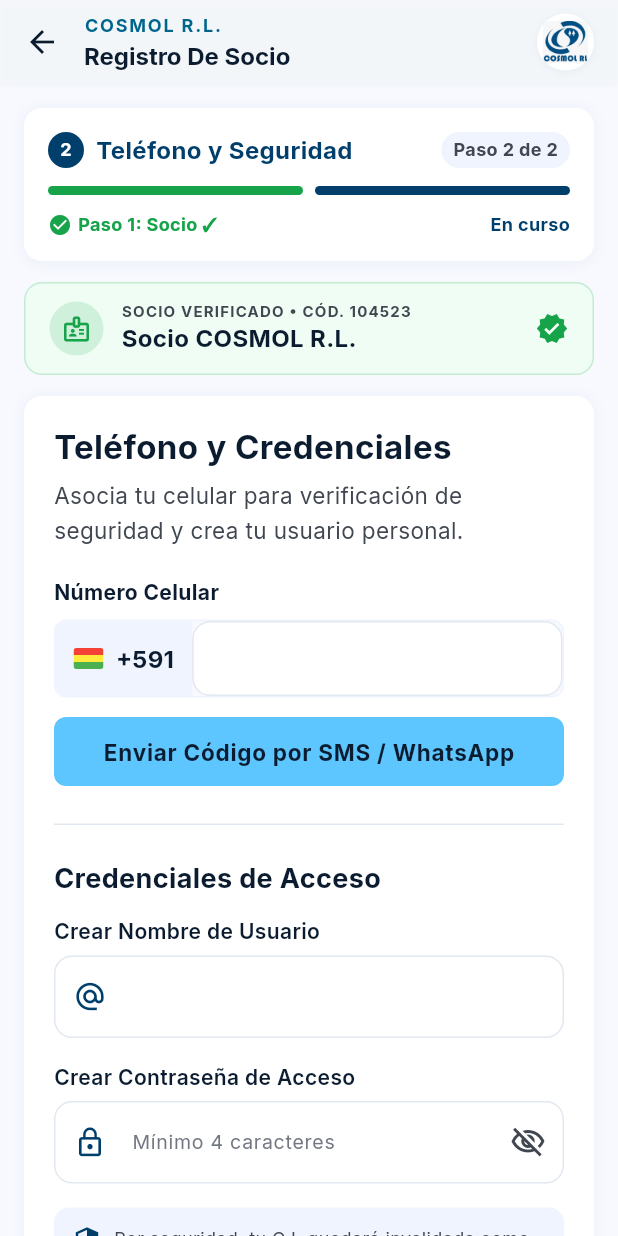
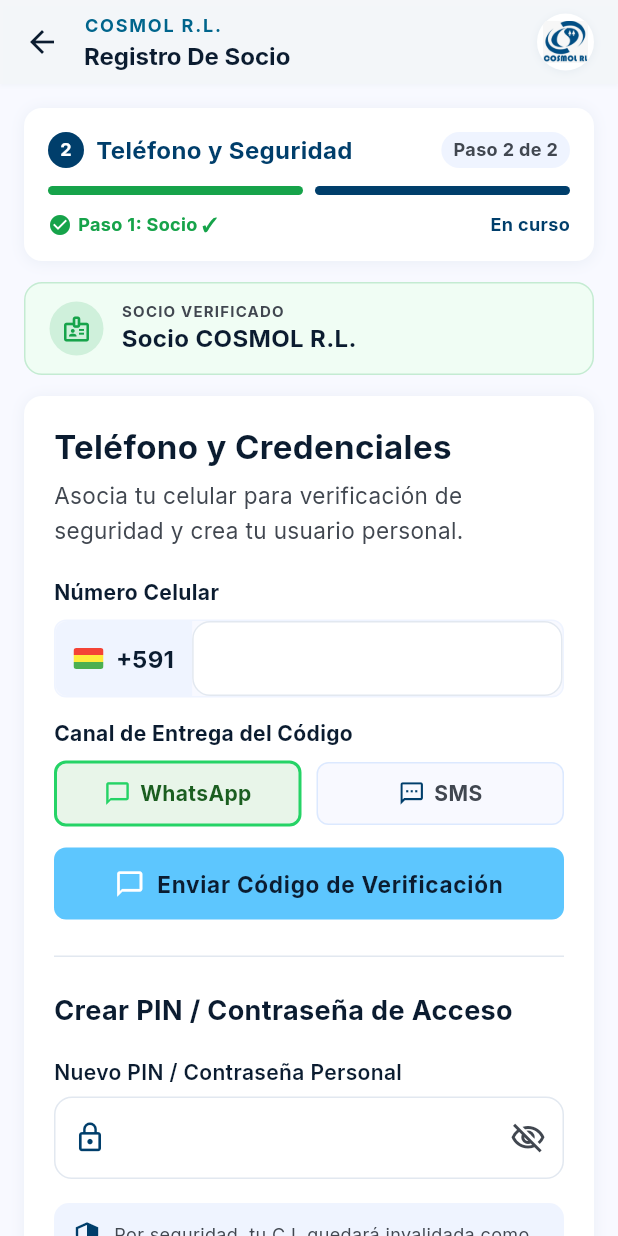
Before and after one commit to FabiannCS/COSMOL-app, a Flutter app: the OnboardingStep2Screen screen opened by its route, on a phone screen of 412 x 824 dp. Run offline on Flutter 3.47's test engine with Material 3 defaults, Android fonts, the phone set to English and light mode, and no system bars; our stand-ins replace device_info_plus, dio, flutter_riverpod, flutter_secure_storage, go_router, google_fonts and 1 more; accounts and stored records are empty.

Commit message:
Creacion de la vista del login y registro en dos pasos refactorizada

```diff
--- a/frontend/lib/features/auth/data/datasources/auth_remote_datasource.dart
+++ b/frontend/lib/features/auth/data/datasources/auth_remote_datasource.dart
@@ -46,9 +46,9 @@
       final response = await _dio.post(
         '/autenticacion/solicitar-otp',
         data: {
-          'cod_socio': codSocio.isNotEmpty ? codSocio : '104523',
+          'cod_socio': codSocio.trim(),
           'telefono': telefono.startsWith('+591') ? telefono : '+591$telefono',
-          'canal': canal,
+          'canal': canal.trim().toUpperCase(),
         },
       );
       return OtpResponseModel.fromJson(response.data);
--- a/frontend/lib/features/auth/presentation/providers/onboarding_provider.dart
+++ b/frontend/lib/features/auth/presentation/providers/onboarding_provider.dart
@@ -226,14 +226,21 @@
       );
       return false;
     }
+    if (state.codSocio.isEmpty) {
+      state = state.copyWith(
+        errorMessage: 'Debe validar su Código de Socio primero.',
+      );
+      return false;
+    }
 
     state = state.copyWith(isLoading: true, errorMessage: null);
 
     try {
+      final canalNormalizado = state.canal.toUpperCase().contains('SMS') ? 'SMS' : 'WHATSAPP';
       final response = await _repository.solicitarOtp(
-        codSocio: state.codSocio.isNotEmpty ? state.codSocio : '104523',
+        codSocio: state.codSocio,
         telefono: cleanPhone,
-        canal: state.canal,
+        canal: canalNormalizado,
       );
 
       _startTimer();
@@ -321,8 +328,8 @@
 
   /// Paso 2.3: Completar registro de credenciales
   Future<bool> completarRegistro({
-    required String username,
     required String password,
+    String? username,
   }) async {
     if (!state.otpVerified && state.tokenOtpValido == null) {
       state = state.copyWith(
@@ -330,22 +337,22 @@
       );
       return false;
     }
-    if (username.trim().isEmpty) {
-      state = state.copyWith(errorMessage: 'Ingrese un nombre de usuario.');
-      return false;
-    }
     if (password.trim().length < 4) {
       state = state.copyWith(
-        errorMessage: 'La contraseña debe tener al menos 4 caracteres.',
+        errorMessage: 'La contraseña o PIN debe tener al menos 4 caracteres.',
       );
       return false;
     }
 
+    final finalUsername = (username != null && username.trim().isNotEmpty)
+        ? username.trim()
+        : state.codSocio;
+
     state = state.copyWith(
       isLoading: true,
       errorMessage: null,
-      username: username,
-      password: password,
+      username: finalUsername,
+      password: password.trim(),
     );
 
     final cleanPhone = state.telefono.replaceAll(' ', '').trim();
@@ -356,10 +363,10 @@
         request: RegisterCredentialsRequestModel(
           telefono: cleanPhone,
           tokenOtpValido: token,
-          nuevoPin: password,
+          nuevoPin: password.trim(),
           codSocio: state.codSocio,
           ci: state.ci,
-          username: username,
+          username: finalUsername,
         ),
       );
 
--- a/frontend/lib/features/auth/presentation/screens/login_screen.dart
+++ b/frontend/lib/features/auth/presentation/screens/login_screen.dart
@@ -124,16 +124,16 @@
                       child: Column(
                         crossAxisAlignment: CrossAxisAlignment.stretch,
                         children: [
-                          // Campo 1: Usuario / Código de Socio
+                          // Campo 1: Código de Socio
                           CosmolTextField(
-                            label: 'Usuario',
-                            hint: 'Ingrese su Usuario',
+                            label: 'Código de Socio',
+                            hint: 'Ej: 540, 104523',
                             controller: _socioCodeController,
-                            keyboardType: TextInputType.text,
+                            keyboardType: TextInputType.number,
                             prefixIcon: Icons.badge_outlined,
                             validator: (val) {
                               if (val == null || val.trim().isEmpty) {
-                                return 'Ingrese su Usuario o Código de Socio';
+                                return 'Ingrese su Código de Socio';
                               }
                               return null;
                             },
--- a/frontend/lib/features/auth/presentation/screens/onboarding_step2_screen.dart
+++ b/frontend/lib/features/auth/presentation/screens/onboarding_step2_screen.dart
@@ -23,7 +23,6 @@
 class _OnboardingStep2ScreenState extends ConsumerState<OnboardingStep2Screen> {
   final _formKey = GlobalKey<FormState>();
   final _phoneController = TextEditingController();
-  final _usernameController = TextEditingController();
   final _passwordController = TextEditingController();
   String _enteredOtp = '';
 
@@ -40,7 +39,6 @@
   @override
   void dispose() {
     _phoneController.dispose();
-    _usernameController.dispose();
     _passwordController.dispose();
     super.dispose();
   }
@@ -78,7 +76,6 @@
     }
 
     final success = await notifier.completarRegistro(
-      username: _usernameController.text.trim(),
       password: _passwordController.text.trim(),
     );
 
@@ -121,7 +118,7 @@
                 borderRadius: BorderRadius.circular(8),
               ),
               child: Text(
-                'Tu C.I. ha sido deshabilitada como clave. A partir de ahora ingresa con tu usuario o Código de Socio y tu contraseña personal.',
+                'Tu C.I. ha sido deshabilitada como clave. A partir de ahora ingresa con tu Código de Socio y tu nuevo PIN personal.',
                 style: AppTextStyles.caption.copyWith(
                   color: AppColors.primary,
                   fontWeight: FontWeight.w600,
@@ -301,10 +298,139 @@
             PhoneInputField(
               controller: _phoneController,
             ),
-            const SizedBox(height: 12),
+            const SizedBox(height: 14),
 
-            ElevatedButton(
+            // Selector de Canal Dual (WhatsApp / SMS)
+            Text(
+              'Canal de Entrega del Código',
+              style: AppTextStyles.subtitle2.copyWith(
+                color: AppColors.textPrimary,
+                fontWeight: FontWeight.bold,
+              ),
+            ),
+            const SizedBox(height: 8),
+            Row(
+              children: [
+                Expanded(
+                  child: InkWell(
+                    onTap: state.isLoading
+                        ? null
+                        : () {
+                            ref
+                                .read(onboardingProvider.notifier)
+                                .setCanal('WHATSAPP');
+                          },
+                    borderRadius: BorderRadius.circular(8),
+                    child: Container(
+                      padding: const EdgeInsets.symmetric(
+                          vertical: 10, horizontal: 12),
+                      decoration: BoxDecoration(
+                        color: (state.canal.toUpperCase().contains('WHATSAPP') ||
+                                state.canal == 'WhatsApp')
+                            ? const Color(0xFFE8F5E9)
+                            : AppColors.lightBackground,
+                        borderRadius: BorderRadius.circular(8),
+                        border: Border.all(
+                          color: (state.canal.toUpperCase().contains('WHATSAPP') ||
+                                  state.canal == 'WhatsApp')
+                              ? const Color(0xFF25D366)
+                              : AppColors.surfaceContainerHigh,
+                          width: (state.canal.toUpperCase().contains('WHATSAPP') ||
+                                  state.canal == 'WhatsApp')
+                              ? 2
+                              : 1,
+                        ),
+                      ),
+                      child: Row(
+                        mainAxisAlignment: MainAxisAlignment.center,
+                        children: [
+                          const Icon(Icons.chat_bubble_outline,
+                              color: Color(0xFF25D366), size: 18),
+                          const SizedBox(width: 6),
+                          Text(
+                            'WhatsApp',
+                            style: AppTextStyles.subtitle2.copyWith(
+                              fontWeight: FontWeight.bold,
+                              color: (state.canal
+                                          .toUpperCase()
+                                          .contains('WHATSAPP') ||
+                                      state.canal == 'WhatsApp')
+                                  ? const Color(0xFF1B5E20)
+                                  : AppColors.textSecondary,
+                            ),
+                          ),
+                        ],
+                      ),
+                    ),
+                  ),
+                ),
+                const SizedBox(width: 10),
+                Expanded(
+                  child: InkWell(
+                    onTap: state.isLoading
+                        ? null
+                        : () {
+                            ref
+                                .read(onboardingProvider.notifier)
+                                .setCanal('SMS');
+                          },
+                    borderRadius: BorderRadius.circular(8),
+                    child: Container(
+                      padding: const EdgeInsets.symmetric(
+                          vertical: 10, horizontal: 12),
+                      decoration: BoxDecoration(
+                        color: state.canal.toUpperCase() == 'SMS'
+                            ? const Color(0xFFE1F5FE)
+                            : AppColors.lightBackground,
+                        borderRadius: BorderRadius.circular(8),
+                        border: Border.all(
+                          color: state.canal.toUpperCase() == 'SMS'
+                              ? AppColors.primary
+                              : AppColors.surfaceContainerHigh,
+                          width: state.canal.toUpperCase() == 'SMS' ? 2 : 1,
+                        ),
+                      ),
+                      child: Row(
+                        mainAxisAlignment: MainAxisAlignment.center,
+                        children: [
+                          const Icon(Icons.sms_outlined,
+                              color: AppColors.primary, size: 18),
+                          const SizedBox(width: 6),
+                          Text(
+                            'SMS',
+                            style: AppTextStyles.subtitle2.copyWith(
+                              fontWeight: FontWeight.bold,
+                              color: state.canal.toUpperCase() == 'SMS'
+                                  ? AppColors.primary
+                                  : AppColors.textSecondary,
+                            ),
+                          ),
+                        ],
+                      ),
+                    ),
+                  ),
+                ),
+              ],
+            ),
+            const SizedBox(height: 14),
+
+            ElevatedButton.icon(
               onPressed: state.isLoading ? null : _handleSendCode,
+              icon: Icon(
+                state.canal.toUpperCase() == 'SMS'
+                    ? Icons.sms_outlined
+                    : Icons.chat_bubble_outline,
+                size: 20,
+              ),
+              label: Text(
+                state.otpSent
+                    ? 'Código Enviado por ${state.canal}'
+                    : 'Enviar Código de Verificación',
+                style: AppTextStyles.button.copyWith(
+                  color: AppColors.onSurface,
+                  fontWeight: FontWeight.bold,
+                ),
+              ),
               style: ElevatedButton.styleFrom(
                 backgroundColor: const Color(0xFF5DC6FE),
                 padding: const EdgeInsets.symmetric(vertical: 14),
@@ -312,15 +438,6 @@
                   borderRadius: BorderRadius.circular(8),
                 ),
                 elevation: 0,
-              ),
-              child: Text(
-                state.otpSent
-                    ? 'Código Enviado por ${state.canal}'
-                    : 'Enviar Código por SMS / WhatsApp',
-                style: AppTextStyles.button.copyWith(
-                  color: AppColors.onSurface,
-                  fontWeight: FontWeight.bold,
-                ),
               ),
             ),
 
@@ -345,38 +462,23 @@
 
             // Sección 2: Creación de Credenciales
             Text(
-              'Credenciales de Acceso',
+              'Crear PIN / Contraseña de Acceso',
               style: AppTextStyles.h3.copyWith(
                 fontWeight: FontWeight.bold,
               ),
             ),
+            const SizedBox(height: 6),
             const SizedBox(height: 14),
 
-            // Campo 1: Nombre de Usuario
+            // Campo: PIN o Contraseña de Acceso
             CosmolTextField(
-              label: 'Crear Nombre de Usuario',
-              controller: _usernameController,
-              keyboardType: TextInputType.text,
-              prefixIcon: Icons.alternate_email,
-              validator: (val) {
-                if (val == null || val.trim().isEmpty) {
-                  return 'Ingrese un nombre de usuario';
-                }
-                return null;
-              },
-            ),
-            const SizedBox(height: 16),
-
-            // Campo 2: Contraseña de Acceso
-            CosmolTextField(
-              label: 'Crear Contraseña de Acceso',
-              hint: 'Mínimo 4 caracteres',
+              label: 'Nuevo PIN / Contraseña Personal',
               controller: _passwordController,
               isPassword: true,
               prefixIcon: Icons.lock_outline,
               validator: (val) {
                 if (val == null || val.trim().length < 4) {
-                  return 'La contraseña debe tener al menos 4 caracteres';
+                  return 'El PIN o contraseña debe tener al menos 4 caracteres';
                 }
                 return null;
               },
@@ -400,7 +502,7 @@
                   const SizedBox(width: 8),
                   Expanded(
                     child: Text(
-                      'Por seguridad, tu C.I. quedará invalidada como contraseña. En el día a día ingresarás con tu usuario o Código de Socio y tu contraseña.',
+                      'Por seguridad, tu C.I. quedará invalidada como contraseña. En el día a día ingresarás con tu Código de Socio y tu nuevo PIN personal.',
                       style: AppTextStyles.body2.copyWith(
                         fontSize: 12,
                         color: AppColors.onSurfaceVariant,
--- a/frontend/lib/features/auth/presentation/widgets/verified_socio_card.dart
+++ b/frontend/lib/features/auth/presentation/widgets/verified_socio_card.dart
@@ -50,7 +50,7 @@
               crossAxisAlignment: CrossAxisAlignment.start,
               children: [
                 Text(
-                  'SOCIO VERIFICADO • CÓD. $codSocio',
+                  'SOCIO VERIFICADO',
                   style: AppTextStyles.caption.copyWith(
                     color: AppColors.textSecondary,
                     fontWeight: FontWeight.bold,
@@ -73,11 +73,6 @@
             ),
           ),
           const SizedBox(width: 8),
-          const Icon(
-            Icons.verified,
-            color: AppColors.successGreen,
-            size: 22,
-          ),
         ],
       ),
     );
```
Also changed, not shown: 1 other file.
